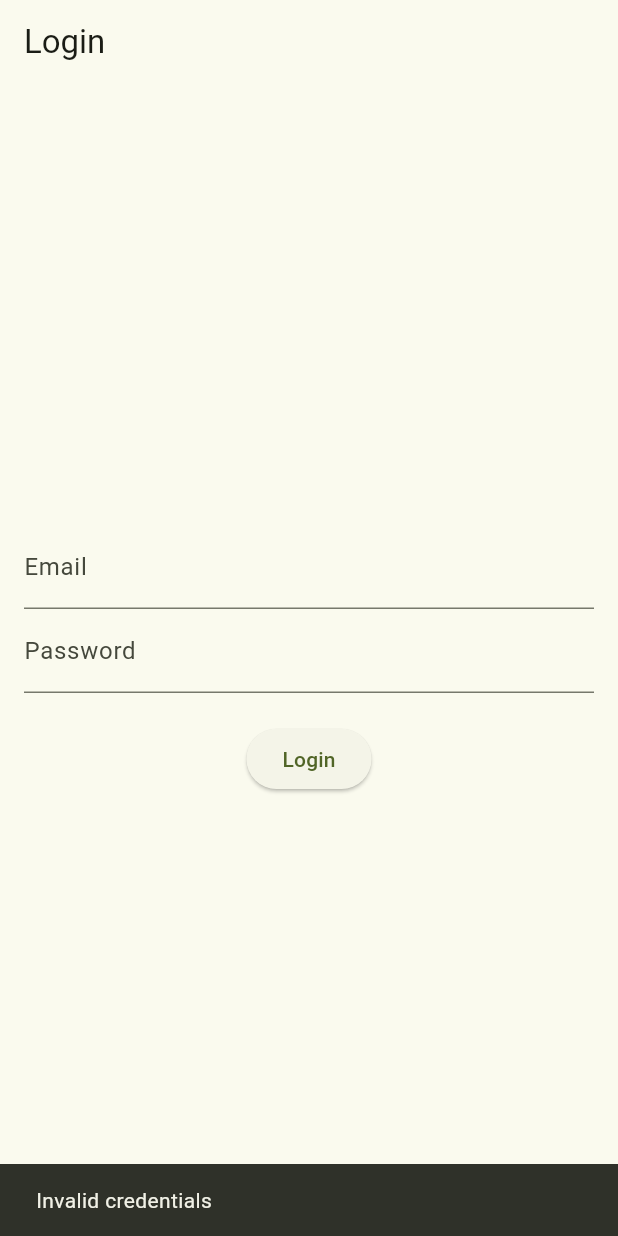
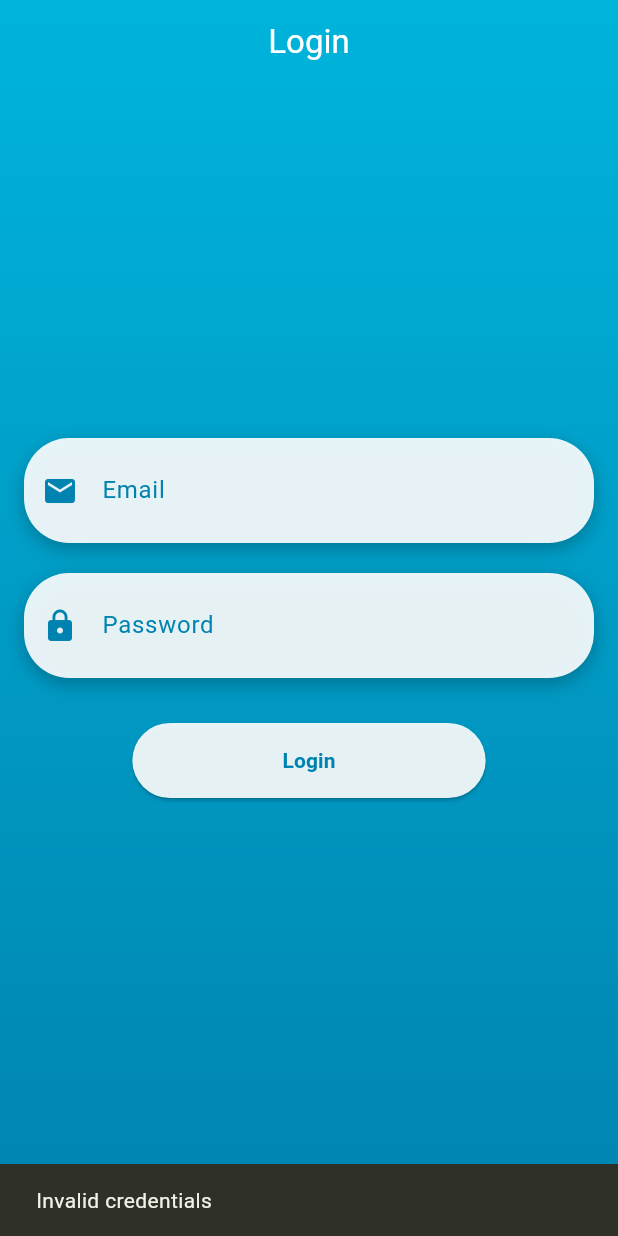
Before and after one commit to Trex0319/fc-hackathon, a Flutter app: the screen it shows after launch, after a tap on "Login", on a phone screen of 412 x 824 dp. Run offline on Flutter 3.47's test engine with Material 3 defaults, Android fonts, the light colour scheme and no system bars.

Commit message:
update and function

```diff
--- a/lib/main.dart
+++ b/lib/main.dart
@@ -1,5 +1,5 @@
 import 'package:flutter/material.dart';
-import 'package:hackathon/screen/home_screen.dart';
+import 'package:hackathon/screen/login_screen.dart';
 import 'package:hackathon/screen/user_screen.dart';
 
 void main() {
@@ -25,62 +25,6 @@ class MyApp extends StatelessWidget {
   }
 }
 
-class LoginScreen extends StatefulWidget {
-  const LoginScreen({super.key});
-
-  @override
-  _LoginScreenState createState() => _LoginScreenState();
-}
-
-class _LoginScreenState extends State<LoginScreen> {
-  final _emailController = TextEditingController();
-  final _passwordController = TextEditingController();
-
-  void _login() {
-    // Hard-coded user data
-    if (_emailController.text == "user@example.com" && _passwordController.text == "password") {
-      Navigator.pushReplacement(
-        context,
-        MaterialPageRoute(builder: (context) => const HomeScreen(title: 'Worker Ranking')),
-      );
-    } else {
-      ScaffoldMessenger.of(context).showSnackBar(
-        const SnackBar(content: Text('Invalid credentials')),
-      );
-    }
-  }
-
-  @override
-  Widget build(BuildContext context) {
-    return Scaffold(
-      appBar: AppBar(
-        title: const Text('Login'),
-      ),
-      body: Padding(
-        padding: const EdgeInsets.all(16.0),
-        child: Column(
-          mainAxisAlignment: MainAxisAlignment.center,
-          children: [
-            TextField(
-              controller: _emailController,
-              decoration: const InputDecoration(labelText: 'Email'),
-            ),
-            TextField(
-              controller: _passwordController,
-              decoration: const InputDecoration(labelText: 'Password'),
-              obscureText: true,
-            ),
-            const SizedBox(height: 20),
-            ElevatedButton(
-              onPressed: _login,
-              child: const Text('Login'),
-            ),
-          ],
-        ),
-      ),
-    );
-  }
-}
 
 // Updated User class to include earnings
 class User {
@@ -90,76 +34,3 @@ class User {
 
   User(this.name, this.age, this.earnings);
 }
-
-// class MyHomePage extends StatefulWidget {
-//   const MyHomePage({super.key, required this.title});
-
-//   final String title;
-
-//   @override
-//   State<MyHomePage> createState() => _MyHomePageState();
-// }
-
-// class _MyHomePageState extends State<MyHomePage> {
-//   final List<User> _users = [
-//     User("Alice", 24, 85000),
-//     User("Bob", 28, 92000),
-//     User("Charlie", 22, 78000),
-//     User("David", 30, 95000),
-//     User("Eve", 26, 91000),
-//     User("Frank", 31, 100000),
-//     User("Grace", 27, 97000),
-//     User("Heidi", 25, 86000),
-//     User("Ivan", 29, 93000),
-//     User("Judy", 23, 88000),
-//   ];
-
-//   @override
-//   void initState() {
-//     super.initState();
-//     // Sort users based on earnings in descending order
-//     _users.sort((a, b) => b.earnings.compareTo(a.earnings));
-//   }
-
-//   void _goToUserProfile() {
-//     Navigator.pushNamed(context, '/profile');
-//   }
-
-//   void _logout() {
-//     Navigator.pushReplacement(
-//       context,
-//       MaterialPageRoute(builder: (context) => const LoginScreen()),
-//     );
-//   }
-
-//   @override
-//   Widget build(BuildContext context) {
-//     return Scaffold(
-//       appBar: AppBar(
-//         backgroundColor: Theme.of(context).colorScheme.inversePrimary,
-//         title: Text(widget.title),
-//         actions: [
-//           IconButton(
-//             icon: const Icon(Icons.logout),
-//             onPressed: _logout, // Logout button in AppBar
-//             tooltip: 'Logout',
-//           ),
-//         ],
-//       ),
-//       body: ListView.builder(
-//         itemCount: _users.length,
-//         itemBuilder: (context, index) {
-//           return ListTile(
-//             title: Text('${index + 1}. ${_users[index].name}'),
-//             subtitle: Text('Age: ${_users[index].age}, Earnings: \$${_users[index].earnings}'),
-//           );
-//         },
-//       ),
-//       floatingActionButton: FloatingActionButton(
-//         onPressed: _goToUserProfile,
-//         tooltip: 'Go to Profile',
-//         child: const Icon(Icons.person),
-//       ),
-//     );
-//   }
-// }
--- a/lib/screen/login_screen.dart
+++ b/lib/screen/login_screen.dart
@@ -13,11 +13,12 @@ class _LoginScreenState extends State<LoginScreen> {
   final _passwordController = TextEditingController();
 
   void _login() {
-    // Hard-coded user data
-    if (_emailController.text == "user@example.com" && _passwordController.text == "password") {
+    if (_emailController.text == "user@example.com" &&
+        _passwordController.text == "password") {
       Navigator.pushReplacement(
         context,
-        MaterialPageRoute(builder: (context) => const HomeScreen(title: 'Hackathon')),
+        MaterialPageRoute(
+            builder: (context) => const HomeScreen(title: 'Hackathon')),
       );
     } else {
       ScaffoldMessenger.of(context).showSnackBar(
@@ -29,31 +30,81 @@ class _LoginScreenState extends State<LoginScreen> {
   @override
   Widget build(BuildContext context) {
     return Scaffold(
+      extendBodyBehindAppBar: true,
       appBar: AppBar(
-        title: const Text('Login'),
+        backgroundColor: Colors.transparent,
+        elevation: 0,
+        title: const Text('Login', style: TextStyle(color: Colors.white)),
+        centerTitle: true,
       ),
-      body: Padding(
+      body: Container(
+        decoration: const BoxDecoration(
+          gradient: LinearGradient(
+            colors: [Color(0xFF00B4DB), Color(0xFF0083B0)], // Light to dark blue
+            begin: Alignment.topCenter,
+            end: Alignment.bottomCenter,
+          ),
+        ),
+        child: Padding(
           padding: const EdgeInsets.all(16.0),
           child: Column(
             mainAxisAlignment: MainAxisAlignment.center,
             children: [
-            TextField(
-              controller: _emailController,
-              decoration: const InputDecoration(labelText: 'Email'),
+              _buildTextField(_emailController, 'Email', Icons.email),
+              const SizedBox(height: 20),
+              _buildTextField(_passwordController, 'Password', Icons.lock, obscureText: true),
+              const SizedBox(height: 30),
+              ElevatedButton(
+                style: ElevatedButton.styleFrom(
+                  padding: const EdgeInsets.symmetric(horizontal: 100, vertical: 15),
+                  shape: RoundedRectangleBorder(
+                    borderRadius: BorderRadius.circular(30),
                   ),
-            TextField(
-              controller: _passwordController,
-              decoration: const InputDecoration(labelText: 'Password'),
-              obscureText: true,
+                  backgroundColor: Colors.white.withOpacity(0.9),
                 ),
-            const SizedBox(height: 20),
-            ElevatedButton(
                 onPressed: _login,
-              child: const Text('Login'),
+                child: const Text(
+                  'Login',
+                  style: TextStyle(color: Color(0xFF0083B0), fontWeight: FontWeight.bold),
+                ),
               ),
             ],
           ),
         ),
+      ),
+    );
+  }
+
+  Widget _buildTextField(
+    TextEditingController controller,
+    String labelText,
+    IconData icon, {
+    bool obscureText = false,
+  }) {
+    return Container(
+      decoration: BoxDecoration(
+        color: Colors.white.withOpacity(0.9),
+        borderRadius: BorderRadius.circular(30),
+        boxShadow: const [
+          BoxShadow(
+            color: Colors.black26,
+            blurRadius: 10,
+            offset: Offset(0, 4),
+          ),
+        ],
+      ),
+      child: TextField(
+        controller: controller,
+        decoration: InputDecoration(
+          prefixIcon: Icon(icon, color: const Color(0xFF0083B0)),
+          labelText: labelText,
+          labelStyle: const TextStyle(color: Color(0xFF0083B0)),
+          border: InputBorder.none,
+          contentPadding: const EdgeInsets.symmetric(horizontal: 20, vertical: 15),
+        ),
+        obscureText: obscureText,
+        style: const TextStyle(color: Color(0xFF0083B0)),
+      ),
     );
   }
 }
--- a/pubspec.yaml
+++ b/pubspec.yaml
@@ -30,7 +30,7 @@ environment:
 dependencies:
   flutter:
     sdk: flutter
-
+  fl_chart: ^0.69.0
 
   # The following adds the Cupertino Icons font to your application.
   # Use with the CupertinoIcons class for iOS style icons.
@@ -59,7 +59,8 @@ flutter:
   uses-material-design: true
 
   # To add assets to your application, add an assets section, like this:
-  # assets:
+  assets:
+    - images/
   #   - images/a_dot_burr.jpeg
   #   - images/a_dot_ham.jpeg
 
```
Also changed, not shown: lib/screen/home_screen.dart (+13 -16 lines), lib/screen/user_detail_screen.dart (added, +144 -0 lines), images/ic.png (added), pubspec.lock. Lines whose indentation alone changed are shown as unchanged.
